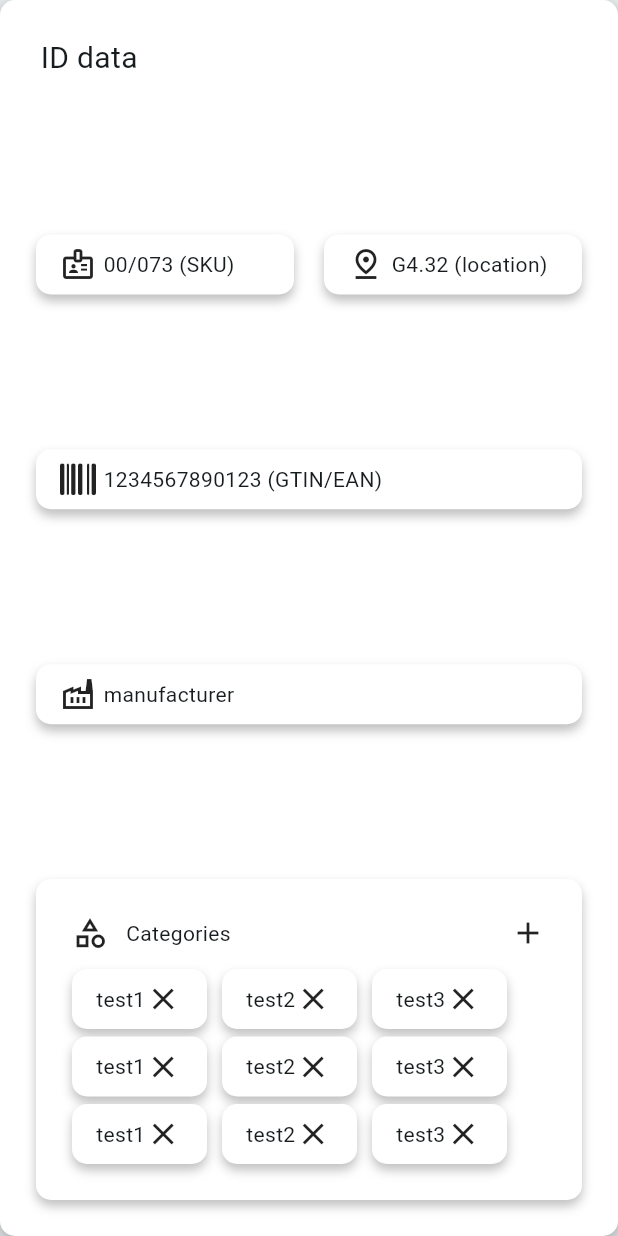
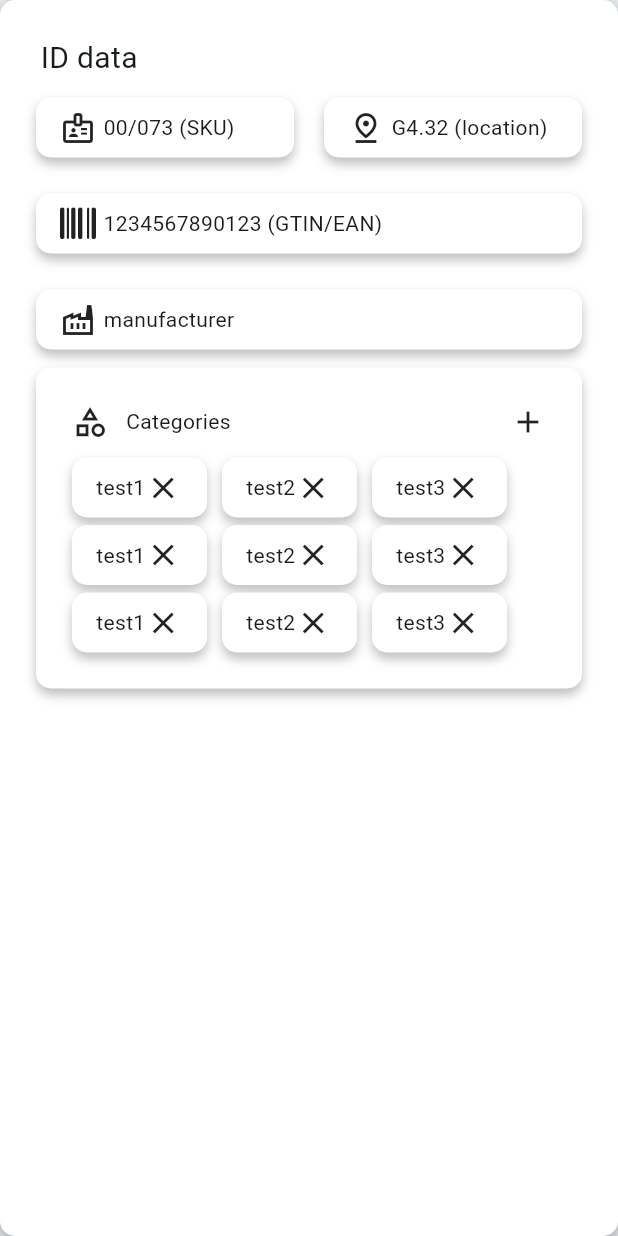
Before and after one commit to exDock/exDock-backend-client, a Flutter app: the IdData widget shown alone on an empty page, opened directly, on a phone screen of 412 x 824 dp. Run offline on Flutter 3.47's test engine with Material 3 defaults, Android fonts, the phone set to English and light mode, and no system bars; our stand-ins replace font_awesome_flutter, go_router, material_symbols_icons.

Commit message:
Changed spacing on the cards

```diff
--- a/lib/pages/catalog/product/info/id_data/id_data.dart
+++ b/lib/pages/catalog/product/info/id_data/id_data.dart
@@ -17,7 +17,6 @@ class IdData extends StatelessWidget {
       child: Container(
         margin: EdgeInsets.all(24),
         child: Column(
-          mainAxisAlignment: MainAxisAlignment.spaceBetween,
           children: [
             Row(
               mainAxisAlignment: MainAxisAlignment.start,
@@ -31,12 +30,15 @@ class IdData extends StatelessWidget {
                 ),
               ],
             ),
-            Row(
+            Padding(
+              padding: const EdgeInsets.only(top: 12),
+              child: Row(
                 mainAxisAlignment: MainAxisAlignment.spaceEvenly,
                 children: [
                   Flexible(
                     child: Container(
-                    padding: EdgeInsets.symmetric(horizontal: 16, vertical: 8),
+                      padding:
+                          EdgeInsets.symmetric(horizontal: 16, vertical: 8),
                       decoration: BoxDecoration(
                         borderRadius: BorderRadius.all(Radius.circular(10)),
                         boxShadow: lightKBoxShadowList,
@@ -58,7 +60,8 @@ class IdData extends StatelessWidget {
                   ),
                   Flexible(
                     child: Container(
-                    padding: EdgeInsets.symmetric(horizontal: 16, vertical: 8),
+                      padding:
+                          EdgeInsets.symmetric(horizontal: 16, vertical: 8),
                       decoration: BoxDecoration(
                         borderRadius: BorderRadius.all(Radius.circular(10)),
                         boxShadow: lightKBoxShadowList,
@@ -77,7 +80,10 @@ class IdData extends StatelessWidget {
                   ),
                 ],
               ),
-            Container(
+            ),
+            Padding(
+              padding: const EdgeInsets.only(top: 24),
+              child: Container(
                 padding: EdgeInsets.symmetric(horizontal: 16, vertical: 8),
                 decoration: BoxDecoration(
                   borderRadius: BorderRadius.all(Radius.circular(10)),
@@ -94,7 +100,10 @@ class IdData extends StatelessWidget {
                   ],
                 ),
               ),
-            Container(
+            ),
+            Padding(
+              padding: const EdgeInsets.only(top: 24),
+              child: Container(
                 padding: EdgeInsets.symmetric(horizontal: 16, vertical: 8),
                 decoration: BoxDecoration(
                   borderRadius: BorderRadius.all(Radius.circular(10)),
@@ -111,7 +120,10 @@ class IdData extends StatelessWidget {
                   ],
                 ),
               ),
-            CategoryList(
+            ),
+            Padding(
+              padding: const EdgeInsets.only(top: 12),
+              child: CategoryList(
                 categories: [
                   "test1",
                   "test2",
@@ -124,6 +136,7 @@ class IdData extends StatelessWidget {
                   "test3"
                 ],
               ),
+            ),
           ],
         ),
       ),
```
Also changed, not shown: lib/pages/catalog/product/info/content/content.dart (+6 -8 lines), lib/pages/catalog/product/info/images/images.dart (+2 -7 lines), lib/pages/catalog/product/info/price/price.dart (+8 -12 lines), lib/pages/catalog/product/info/product_info_synchronous.dart (+23 -20 lines). Lines whose indentation alone changed are shown as unchanged.
